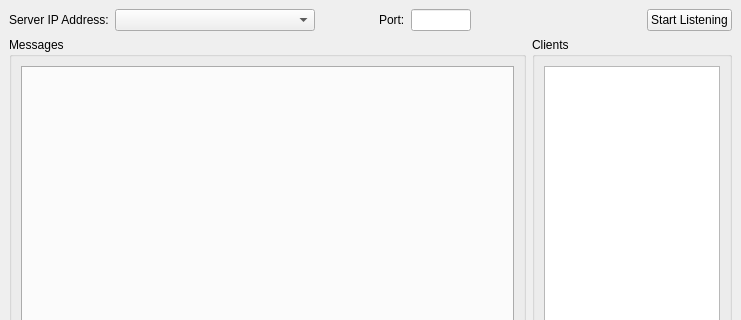
Qt form Server/mainwindow.ui (MapleBKL/LAN_message_and_file_transfer) before a commit; both pictures show x 0 to 741 and y 0 to 320 of the 741 by 458 pixel window.
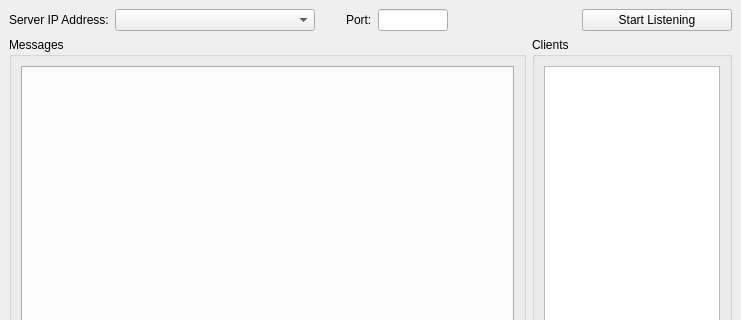
The same form after that commit.

```diff
--- a/Server/mainwindow.ui
+++ b/Server/mainwindow.ui
@@ -50,7 +50,7 @@
         </property>
         <property name="sizeHint" stdset="0">
          <size>
-          <width>58</width>
+          <width>25</width>
           <height>20</height>
          </size>
         </property>
@@ -65,9 +65,15 @@
       </item>
       <item>
        <widget class="QLineEdit" name="port_line">
+        <property name="sizePolicy">
+         <sizepolicy hsizetype="Fixed" vsizetype="Fixed">
+          <horstretch>0</horstretch>
+          <verstretch>0</verstretch>
+         </sizepolicy>
+        </property>
         <property name="maximumSize">
          <size>
-          <width>60</width>
+          <width>70</width>
           <height>16777215</height>
          </size>
         </property>
@@ -88,6 +94,24 @@
       </item>
       <item>
        <widget class="QPushButton" name="btn_listen">
+        <property name="sizePolicy">
+         <sizepolicy hsizetype="Fixed" vsizetype="Fixed">
+          <horstretch>0</horstretch>
+          <verstretch>0</verstretch>
+         </sizepolicy>
+        </property>
+        <property name="minimumSize">
+         <size>
+          <width>150</width>
+          <height>0</height>
+         </size>
+        </property>
+        <property name="maximumSize">
+         <size>
+          <width>150</width>
+          <height>16777215</height>
+         </size>
+        </property>
         <property name="cursor">
          <cursorShape>PointingHandCursor</cursorShape>
         </property>
```
Left out of the diff: 2 changed lines with no effect on the pictures.
